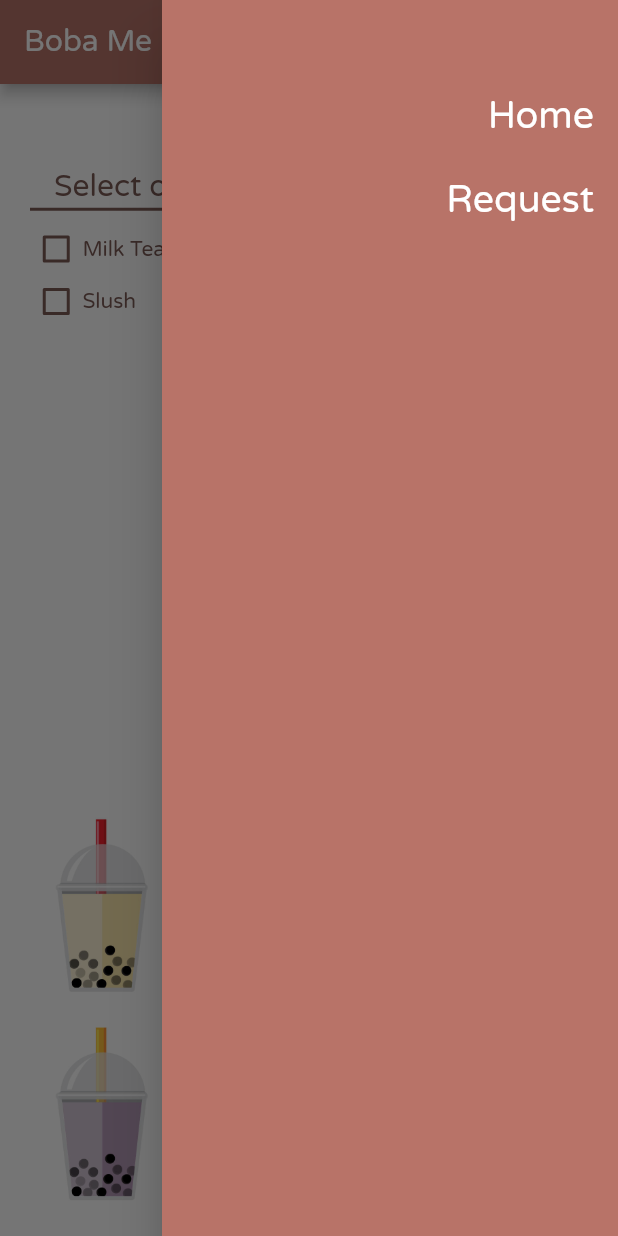
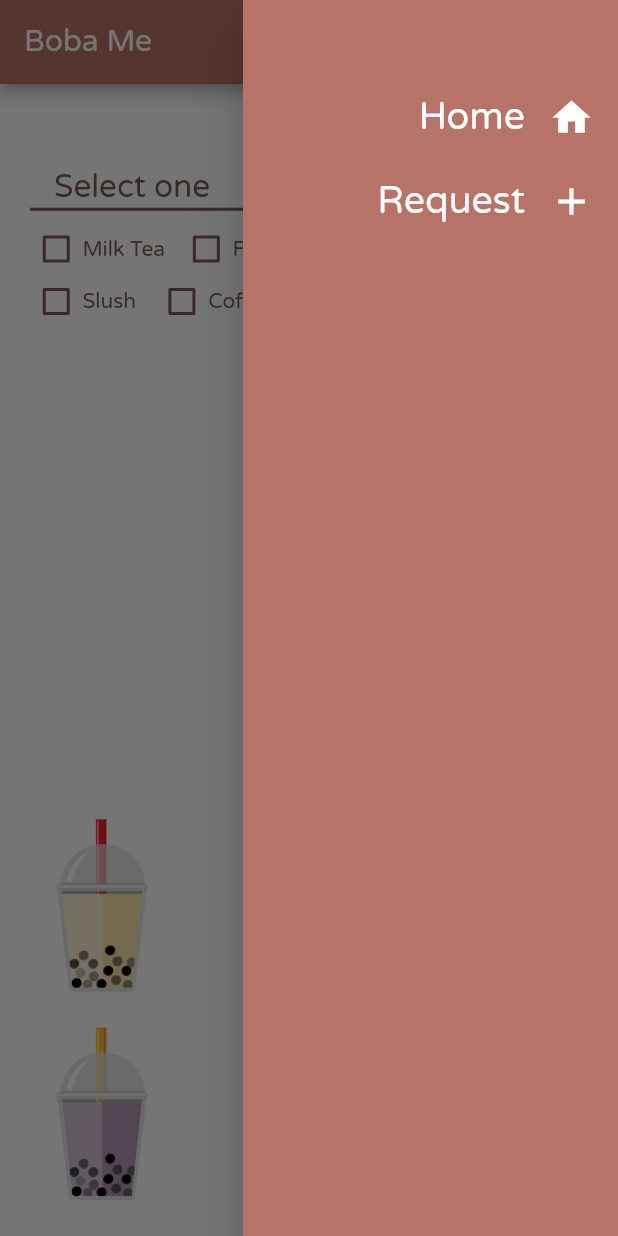
Before and after one commit to gabrielletaylor/boba_me, a Flutter app: the screen it shows after launch, with the side drawer open, on a phone screen of 412 x 824 dp. Run offline on Flutter 3.47's test engine with Material 2 defaults, Android fonts, the phone set to English and light mode, and no system bars; our stand-ins replace dropdown_button2, firebase_core, firebase_database; accounts and stored records are empty.

Commit message:
app update; UI changes for side navigation bar

```diff
--- a/lib/screens/home_page.dart
+++ b/lib/screens/home_page.dart
@@ -136,7 +136,7 @@ class _MyHomePageState extends State<MyHomePage> {
                                             color: Color(0xff7c5b56)
                                         ),
                                             iconSize: 36,
-                                        elevation: 16,
+                                        elevation: 17,
                                         style: TextStyle(color: Color(0xff7c5b56)),
                                         underline: Container(
                                           height: 2,
@@ -155,7 +155,7 @@ class _MyHomePageState extends State<MyHomePage> {
                                               style: TextStyle(
                                                   fontFamily: 'Varela Round',
                                                   color: const Color(0xff7c5b56),
-                                                  fontSize: 20
+                                                  fontSize: 21
                                               ),
                                             ),
                                           );
@@ -411,13 +411,20 @@ class _MyHomePageState extends State<MyHomePage> {
                 ]
             )
         ),
-      endDrawer: Drawer(
+      endDrawer: Container(
+        width: 250,
+        child: Drawer(
           child: Container(
             color: const Color(0xffb87368),
             child: ListView(
-            padding: EdgeInsets.only(top: 49),
+              padding: EdgeInsets.only(top: 50),
               children: [
                 ListTile(
+                  trailing: Icon(
+                    Icons.home,
+                    size: 30,
+                    color: Colors.white,
+                  ),
                   title: const Text(
                     'Home',
                     style: TextStyle(
@@ -432,6 +439,11 @@ class _MyHomePageState extends State<MyHomePage> {
                   },
                 ),
                 ListTile(
+                  trailing: Icon(
+                    Icons.add,
+                    size: 30,
+                    color: Colors.white,
+                  ),
                   title: const Text(
                     'Request',
                     style: TextStyle(
@@ -449,6 +461,7 @@ class _MyHomePageState extends State<MyHomePage> {
             ),
           ),
         ),
+      ),
     );
   }
 }
```
Also changed, not shown: lib/screens/request_page.dart (+15 -2 lines). Lines whose indentation alone changed are shown as unchanged.
